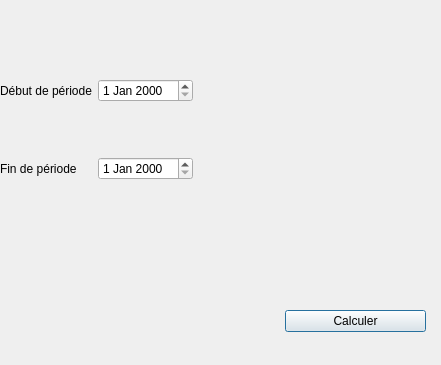
The window that src/gui/dialogs/computeturnoverdialog.ui (FACT-Team/FactDev) describes before a commit, drawn with Qt 5.
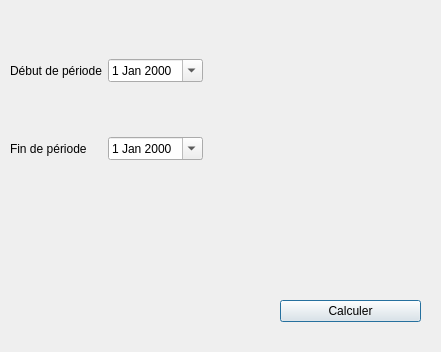
The same window after the commit.

The edit to the form file:
```diff
--- a/src/gui/dialogs/computeturnoverdialog.ui
+++ b/src/gui/dialogs/computeturnoverdialog.ui
@@ -7,7 +7,7 @@
     <x>0</x>
     <y>0</y>
     <width>441</width>
-    <height>365</height>
+    <height>352</height>
    </rect>
   </property>
   <property name="windowTitle">
@@ -16,8 +16,8 @@
   <widget class="QWidget" name="gridLayoutWidget">
    <property name="geometry">
     <rect>
-     <x>0</x>
-     <y>30</y>
+     <x>10</x>
+     <y>10</y>
      <width>431</width>
      <height>201</height>
     </rect>
@@ -31,7 +31,24 @@
      </widget>
     </item>
     <item row="0" column="1">
-     <widget class="QDateEdit" name="dtBeginPeriod"/>
+     <widget class="QDateEdit" name="dtBeginPeriod">
+      <property name="time">
+       <time>
+        <hour>0</hour>
+        <minute>0</minute>
+        <second>0</second>
+       </time>
+      </property>
+      <property name="currentSection">
+       <enum>QDateTimeEdit::DaySection</enum>
+      </property>
+      <property name="calendarPopup">
+       <bool>true</bool>
+      </property>
+      <property name="timeSpec">
+       <enum>Qt::LocalTime</enum>
+      </property>
+     </widget>
     </item>
     <item row="0" column="0">
      <widget class="QLabel" name="label">
@@ -41,7 +58,11 @@
      </widget>
     </item>
     <item row="1" column="1">
-     <widget class="QDateEdit" name="dtEndPeriod"/>
+     <widget class="QDateEdit" name="dtEndPeriod">
+      <property name="calendarPopup">
+       <bool>true</bool>
+      </property>
+     </widget>
     </item>
     <item row="0" column="2">
      <spacer name="horizontalSpacer">
@@ -61,8 +82,8 @@
   <widget class="QPushButton" name="btnCompute">
    <property name="geometry">
     <rect>
-     <x>285</x>
-     <y>310</y>
+     <x>280</x>
+     <y>300</y>
      <width>141</width>
      <height>22</height>
     </rect>
@@ -74,10 +95,10 @@
   <widget class="QLabel" name="lbCompute">
    <property name="geometry">
     <rect>
-     <x>170</x>
+     <x>18</x>
      <y>250</y>
-     <width>59</width>
-     <height>14</height>
+     <width>401</width>
+     <height>20</height>
     </rect>
    </property>
    <property name="text">
```
Left out of the diff: 22 changed lines with no effect on the pictures.
